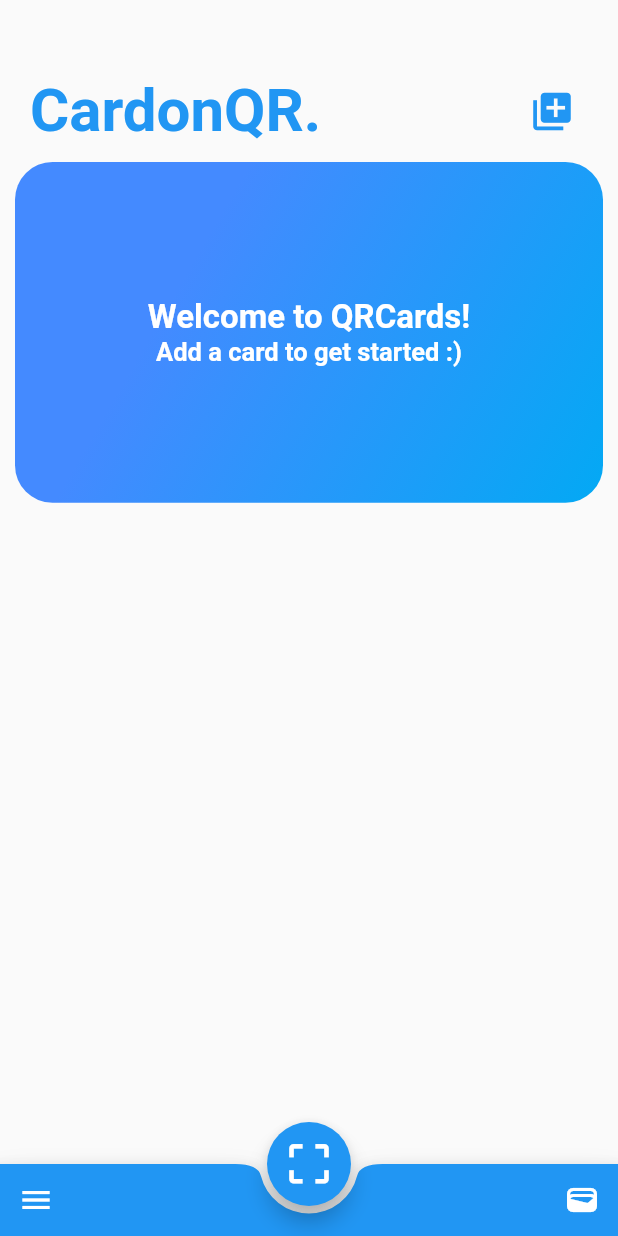
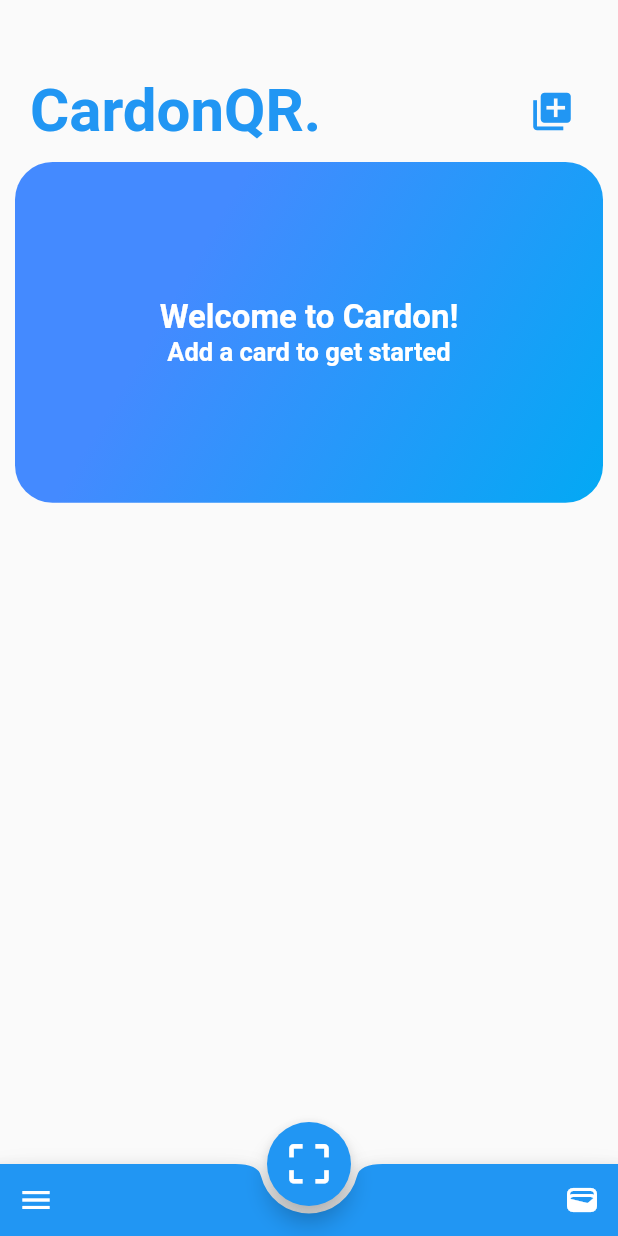
Before and after one commit to ElPlaso/Cardon, a Flutter app: the screen it shows once a user with an empty profile is signed in, on a phone screen of 412 x 824 dp. Run offline on Flutter 3.47's test engine with Material 2 defaults, Android fonts, the phone set to English and light mode, and no system bars; our stand-ins replace auto_size_text, carousel_slider, cloud_firestore, firebase_auth, firebase_core, flutter_dotenv and 4 more; missing offline and left inert: clickable_list_wheel_view, mobile_scanner, widgets_to_image; accounts and stored records are empty.

Commit message:
homepage: update home page banner.

```diff
--- a/lib/pages/home.dart
+++ b/lib/pages/home.dart
@@ -64,8 +64,7 @@ class HomeState extends State<Home> {
                       ]),
                 ),
                 context.watch<Cards>().isEmpty(true)
-                    ? const HomeBanner(
-                        subheading: 'Add a card to get started :)')
+                    ? const HomeBanner(subheading: 'Add a card to get started')
                     : const Carousel(),
               ],
             ),
--- a/lib/widgets/banner.dart
+++ b/lib/widgets/banner.dart
@@ -32,7 +32,7 @@ class HomeBanner extends StatelessWidget {
         child: Column(
           mainAxisAlignment: MainAxisAlignment.center,
           children: <Widget>[
-            const Text("Welcome to QRCards!",
+            const Text("Welcome to Cardon!",
                 style: TextStyle(
                     color: Colors.white,
                     fontSize: 22.0,
```
